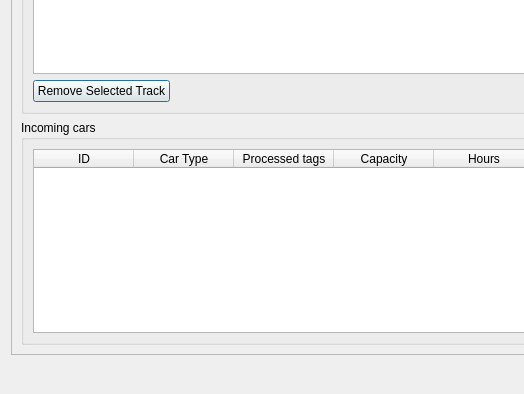
Qt form industryDetailDialog.ui (sjstein/R8-Industry-Tool) before a commit; both pictures show x 0 to 524 and y 306 to 700 of the 900 by 700 pixel window.
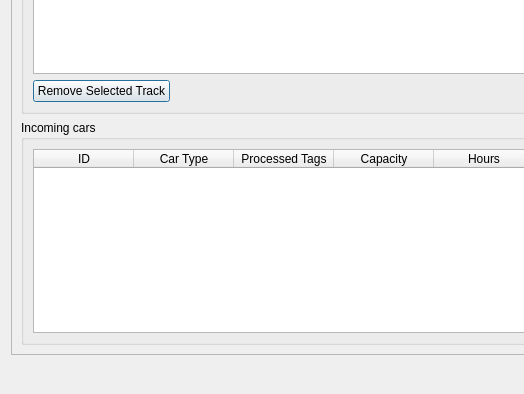
The same form after that commit.

```diff
--- a/industryDetailDialog.ui
+++ b/industryDetailDialog.ui
@@ -160,7 +160,7 @@
             </column>
             <column>
              <property name="text">
-              <string>Processed tags</string>
+              <string>Processed Tags</string>
              </property>
             </column>
             <column>
```
